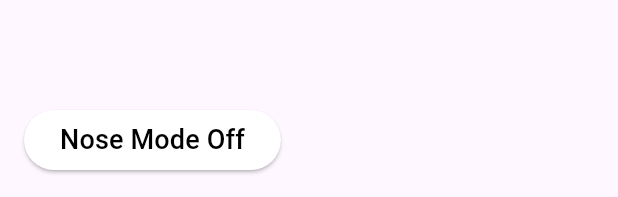
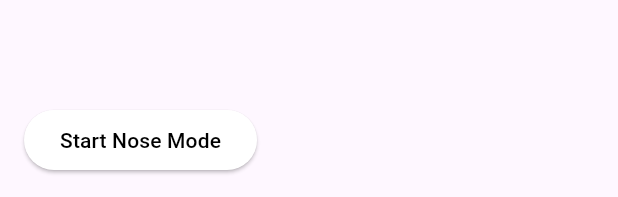
Before and after one commit to ninamaria31/TreeDoList, a Flutter app: the TreeView widget shown alone on an empty page, opened directly with empty values, on a phone screen of 412 x 824 dp. Shown: the part 1036-1233 px from the top of the screen. Run offline on Flutter 3.47's test engine with Material 3 defaults, Android fonts, the phone set to English and light mode, and no system bars; drawn by our look-alikes of carousel_slider; our stand-ins replace firebase_auth, firebase_core, flutter_svg, google_sign_in, wakelock; missing offline and left inert: snap_scroll_physics; accounts and stored records are empty.

Commit message:
bugfix: timer now keeps running when phone orientation changes

```diff
--- a/lib/pages/home_page.dart
+++ b/lib/pages/home_page.dart
@@ -38,12 +38,15 @@ class TreeTestApp extends StatefulWidget {
 
 class _TreeTestAppState extends State<TreeTestApp> {
   late TreeView treeView;
+  late TreeOverviewWidget treeOverview;
 
   @override
   void initState() {
     super.initState();
     treeView =
         TreeView(key: PageStorageKey('treeView'), todoTree: widget.todoTree);
+    treeOverview =
+        TreeOverviewWidget(key: PageStorageKey('treeOverview'), tree: widget.todoTree);
   }
 
   @override
@@ -72,7 +75,7 @@ class _TreeTestAppState extends State<TreeTestApp> {
                 : null, // No AppBar in landscape orientation
             body: orientation == Orientation.portrait
                 ? treeView
-                : TreeOverviewWidget(tree: widget.todoTree),
+                : treeOverview,
           );
         },
       ),
--- a/lib/tree/tree_view.dart
+++ b/lib/tree/tree_view.dart
@@ -8,7 +8,8 @@ import 'connection_layer.dart';
 import '../services/nose_mode_service.dart';
 import '../settings/settings.dart';
 
-TimerService _timerService = TimerService();
+TimerService timerService = TimerService(noseModeDuration);
+var remaining_nose_mode_duration;
 
 class TreeView extends StatefulWidget {
   final Tree todoTree;
@@ -118,38 +119,45 @@ class TreeViewState extends State<TreeView> {
           Positioned(
             bottom: 16.0,
             left: 16.0,
-            child: ElevatedButton(
+            child: Row(
+              children: [
+                ValueListenableBuilder<bool>(
+                  valueListenable: timerService.isRunning,
+                  builder: (context, isRunning, child) {
+                    return ElevatedButton(
                       style: ElevatedButton.styleFrom(
-                foregroundColor: _timerService.isRunning()
+                        foregroundColor: timerService.isRunning.value
                             ? Colors.white
                             : Colors.black,
-                backgroundColor: _timerService.isRunning()
+                        backgroundColor: timerService.isRunning.value
                             ? Colors.blueGrey
                             : Colors.white,
                       ),
                       onPressed: () {
-                if (_timerService.isRunning()) {
-                  _timerService.stopTimer();
-                  setState(() => noseModeCountdown = noseModeDuration);
+                        if (isRunning) {
+                          timerService.stopTimer();
                         } else {
-                  _timerService.startTimer((int tick) {
-                    print('Timer ticked! Count: $tick');
-                    //noseModeCountdown = noseModeDuration - tick;
-                    setState(() => noseModeCountdown = noseModeDuration -
-                        tick); // todo add " * 60 " to make it minutes not seconds
-                    if (tick == noseModeDuration.toInt()) {// todo add " * 60 "
-                      _timerService.stopTimer();
-                      setState(() => noseModeCountdown = noseModeDuration);
-                    }
-                  });
+                          timerService.startTimer();
                         }
                       },
                       child: Text(
-                _timerService.isRunning()
-                    ? 'Nose Mode: ${noseModeCountdown.toInt()} min'
-                    : 'Nose Mode Off',
-                style: TextStyle(fontSize: 18),
+                          isRunning ? 'Stop Nose Mode' : 'Start Nose Mode'),
+                    );
+                  },
                 ),
+                const SizedBox(width: 10),
+                StreamBuilder<int>(
+                  stream: timerService.tickStream,
+                  builder: (context, snapshot) {
+                    if (timerService.isRunning.value && snapshot.hasData) {
+                      remaining_nose_mode_duration = snapshot.data!;
+                      return Text('($remaining_nose_mode_duration min)');
+                    } else {
+                      return Text('');
+                    }
+                  },
+                ),
+              ],
             ),
           ),
         ],
```
Also changed, not shown: lib/services/nose_mode_service.dart (+27 -10 lines), lib/settings/settings.dart (+6 -7 lines). Lines whose indentation alone changed are shown as unchanged.
